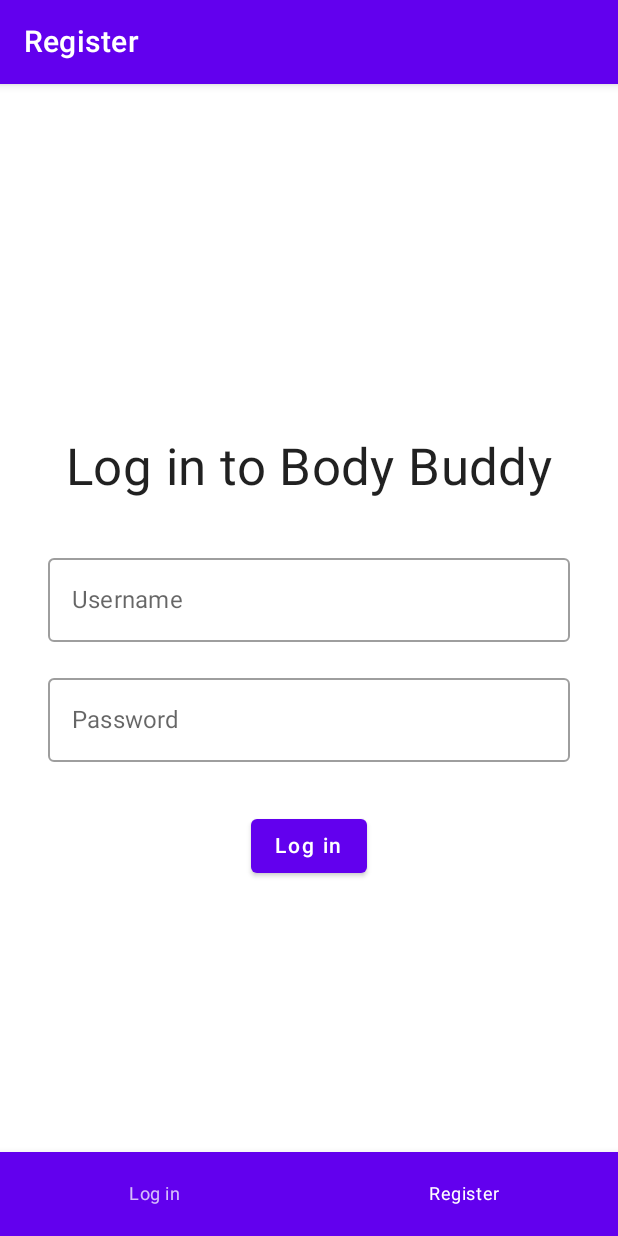
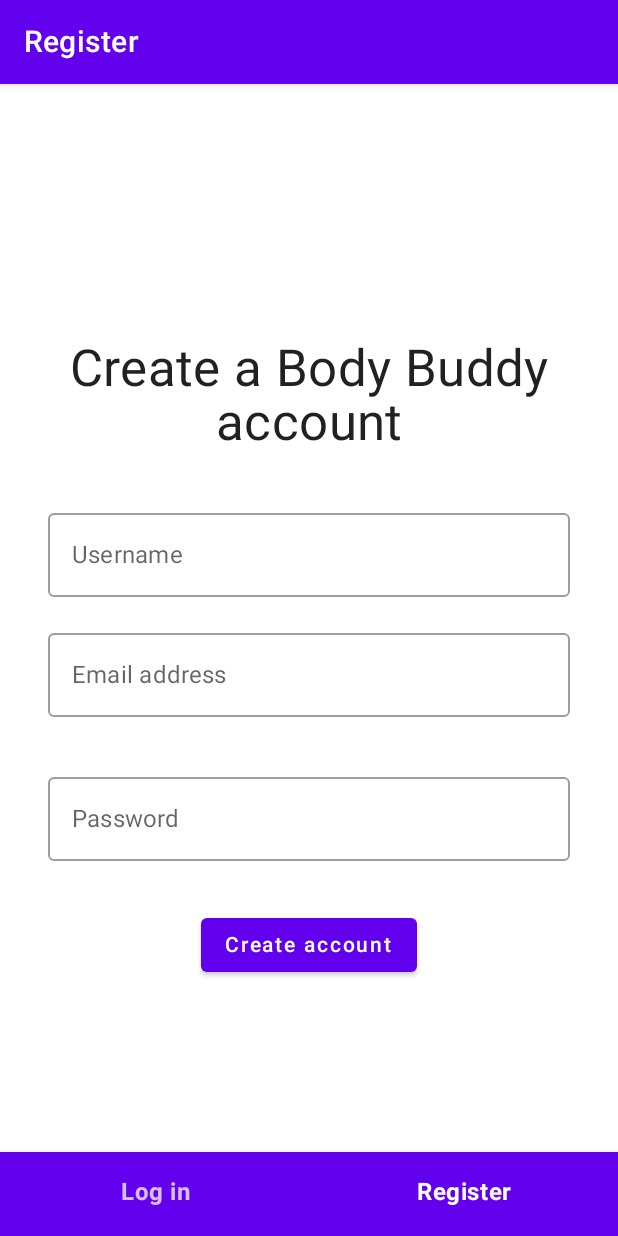
Before and after one commit to ranggarahman/body-buddy, an Android app built with Jetpack Compose: the screen it shows after launch (MainActivity), item 2 of the bottom bar chosen, on a phone screen of 412 x 824 dp. Run offline under Robolectric (Android 15) with nearby library versions, the phone set to English and light mode, and no system bars.

Commit message:
feat : Refactor LoginScreen, Add RegisterScreen

```diff
--- /dev/null
+++ b/app/src/main/java/com/example/bodybuddy/LoginScreen.kt
@@ -0,0 +1,50 @@
+package com.example.bodybuddy
+
+import androidx.compose.foundation.layout.*
+import androidx.compose.material.*
+import androidx.compose.runtime.Composable
+import androidx.compose.ui.Alignment
+import androidx.compose.ui.Modifier
+import androidx.compose.ui.tooling.preview.Preview
+import androidx.compose.ui.unit.dp
+
+@Composable
+fun LoginScreen() {
+    Column(
+        modifier = Modifier.fillMaxSize(),
+        horizontalAlignment = Alignment.CenterHorizontally,
+        verticalArrangement = Arrangement.Center
+    ) {
+        Text(
+            text = "Log in to Body Buddy",
+            style = MaterialTheme.typography.h4,
+            modifier = Modifier.padding(bottom = 32.dp)
+        )
+        OutlinedTextField(
+            value = "",
+            onValueChange = {},
+            label = { Text("Username") },
+            singleLine = true,
+            modifier = Modifier.fillMaxWidth().padding(horizontal = 32.dp)
+        )
+        OutlinedTextField(
+            value = "",
+            onValueChange = {},
+            label = { Text("Password") },
+            singleLine = true,
+            modifier = Modifier.fillMaxWidth().padding(horizontal = 32.dp, vertical = 16.dp)
+        )
+        Button(
+            onClick = { /*TODO*/ },
+            modifier = Modifier.padding(top = 16.dp)
+        ) {
+            Text(text = "Log in")
+        }
+    }
+}
+
+@Preview
+@Composable
+fun PreviewLoginScreen() {
+    LoginScreen()
+}
--- a/app/src/main/java/com/example/bodybuddy/MainActivity.kt
+++ b/app/src/main/java/com/example/bodybuddy/MainActivity.kt
@@ -11,9 +11,15 @@
 import androidx.compose.runtime.*
 import androidx.compose.ui.Alignment
 import androidx.compose.ui.Modifier
+import androidx.compose.ui.text.font.FontWeight
+import androidx.compose.ui.text.style.TextAlign
 import androidx.compose.ui.tooling.preview.Preview
 import androidx.compose.ui.unit.dp
+import androidx.compose.ui.unit.sp
 import com.example.bodybuddy.ui.theme.BodyBuddyTheme
+
+import com.example.bodybuddy.LoginScreen
+import com.example.bodybuddy.RegisterScreen
 
 class MainActivity : ComponentActivity() {
     override fun onCreate(savedInstanceState: Bundle?) {
@@ -33,6 +39,7 @@
 }
 
 @SuppressLint("UnusedMaterialScaffoldPaddingParameter")
+@Preview(device = "id:pixel_5")
 @Composable
 fun BodyBuddyApp() {
     var isLoginScreen by remember { mutableStateOf(true) }
@@ -45,19 +52,29 @@
                 }
             )
         },
-        content = { LoginScreen()
+        content = {
+            if (isLoginScreen) {
+                LoginScreen()
+            } else {
+                RegisterScreen()
+            }
         },
         bottomBar = {
             BottomNavigation {
                 BottomNavigationItem(
                     icon = { Icons.Default.Lock },
-                    label = { Text("Log in") },
+                    label = {
+                        Text("Log in", fontSize = 16.sp, fontWeight = FontWeight.Bold,
+                            textAlign = TextAlign.Center, )
+                            },
                     selected = isLoginScreen,
                     onClick = { isLoginScreen = true },
                 )
                 BottomNavigationItem(
                     icon = { Icons.Default.Lock },
-                    label = { Text("Register") },
+                    label = { Text("Register", fontSize = 16.sp, fontWeight = FontWeight.Bold,
+                        textAlign = TextAlign.Center
+                    ) },
                     selected = !isLoginScreen,
                     onClick = { isLoginScreen = false },
                 )
@@ -66,37 +83,82 @@
     )
 }
 
-@Composable
-fun LoginScreen() {
-    Column(
-        modifier = Modifier.fillMaxSize(),
-        horizontalAlignment = Alignment.CenterHorizontally,
-        verticalArrangement = Arrangement.Center
-    ) {
-        Text(
-            text = "Log in to Body Buddy",
-            style = MaterialTheme.typography.h4,
-            modifier = Modifier.padding(bottom = 32.dp)
-        )
-        OutlinedTextField(
-            value = "",
-            onValueChange = {},
-            label = { Text("Username") },
-            singleLine = true,
-            modifier = Modifier.fillMaxWidth().padding(horizontal = 32.dp)
-        )
-        OutlinedTextField(
-            value = "",
-            onValueChange = {},
-            label = { Text("Password") },
-            singleLine = true,
-            modifier = Modifier.fillMaxWidth().padding(horizontal = 32.dp, vertical = 16.dp)
-        )
-        Button(
-            onClick = { /*TODO*/ },
-            modifier = Modifier.padding(top = 16.dp)
-        ) {
-            Text(text = "Log in")
-        }
-    }
-}
+//@Composable
+//@Preview
+//fun LoginScreen() {
+//    Column(
+//        modifier = Modifier.fillMaxSize(),
+//        horizontalAlignment = Alignment.CenterHorizontally,
+//        verticalArrangement = Arrangement.Center
+//    ) {
+//        Text(
+//            text = "Log in to Body Buddy",
+//            style = MaterialTheme.typography.h4,
+//            modifier = Modifier.padding(bottom = 32.dp)
+//        )
+//        OutlinedTextField(
+//            value = "",
+//            onValueChange = {},
+//            label = { Text("Username") },
+//            singleLine = true,
+//            modifier = Modifier.fillMaxWidth().padding(horizontal = 32.dp)
+//        )
+//        OutlinedTextField(
+//            value = "",
+//            onValueChange = {},
+//            label = { Text("Password") },
+//            singleLine = true,
+//            modifier = Modifier.fillMaxWidth().padding(horizontal = 32.dp, vertical = 16.dp)
+//        )
+//        Button(
+//            onClick = { /*TODO*/ },
+//            modifier = Modifier.padding(top = 16.dp)
+//        ) {
+//            Text(text = "Log in")
+//        }
+//    }
+//}
+
+//@Composable
+//@Preview
+//fun RegisterScreen() {
+//    Column(
+//        modifier = Modifier.fillMaxSize(),
+//        horizontalAlignment = Alignment.CenterHorizontally,
+//        verticalArrangement = Arrangement.Center
+//    ) {
+//        Text(
+//            text = "Create a Body Buddy account",
+//            style = MaterialTheme.typography.h4,
+//            textAlign = TextAlign.Center,
+//            modifier = Modifier.padding(bottom = 32.dp)
+//        )
+//        OutlinedTextField(
+//            value = "",
+//            onValueChange = {},
+//            label = { Text("Username") },
+//            singleLine = true,
+//            modifier = Modifier.fillMaxWidth().padding(horizontal = 32.dp)
+//        )
+//        OutlinedTextField(
+//            value = "",
+//            onValueChange = {},
+//            label = { Text("Email address") },
+//            singleLine = true,
+//            modifier = Modifier.fillMaxWidth().padding(horizontal = 32.dp, vertical = 16.dp)
+//        )
+//        OutlinedTextField(
+//            value = "",
+//            onValueChange = {},
+//            label = { Text("Password") },
+//            singleLine = true,
+//            modifier = Modifier.fillMaxWidth().padding(horizontal = 32.dp, vertical = 16.dp)
+//        )
+//        Button(
+//            onClick = { /*TODO*/ },
+//            modifier = Modifier.padding(top = 16.dp)
+//        ) {
+//            Text(text = "Create account")
+//        }
+//    }
+//}
--- /dev/null
+++ b/app/src/main/java/com/example/bodybuddy/RegisterScreen.kt
@@ -0,0 +1,59 @@
+package com.example.bodybuddy
+
+import androidx.compose.foundation.layout.*
+import androidx.compose.material.*
+import androidx.compose.runtime.Composable
+import androidx.compose.ui.Alignment
+import androidx.compose.ui.Modifier
+import androidx.compose.ui.text.style.TextAlign
+import androidx.compose.ui.tooling.preview.Preview
+import androidx.compose.ui.unit.dp
+
+@Composable
+fun RegisterScreen() {
+    Column(
+        modifier = Modifier.fillMaxSize(),
+        horizontalAlignment = Alignment.CenterHorizontally,
+        verticalArrangement = Arrangement.Center
+    ) {
+        Text(
+            text = "Create a Body Buddy account",
+            style = MaterialTheme.typography.h4,
+            textAlign = TextAlign.Center,
+            modifier = Modifier.padding(bottom = 32.dp)
+        )
+        OutlinedTextField(
+            value = "",
+            onValueChange = {},
+            label = { Text("Username") },
+            singleLine = true,
+            modifier = Modifier.fillMaxWidth().padding(horizontal = 32.dp)
+        )
+        OutlinedTextField(
+            value = "",
+            onValueChange = {},
+            label = { Text("Email address") },
+            singleLine = true,
+            modifier = Modifier.fillMaxWidth().padding(horizontal = 32.dp, vertical = 16.dp)
+        )
+        OutlinedTextField(
+            value = "",
+            onValueChange = {},
+            label = { Text("Password") },
+            singleLine = true,
+            modifier = Modifier.fillMaxWidth().padding(horizontal = 32.dp, vertical = 16.dp)
+        )
+        Button(
+            onClick = { /*TODO*/ },
+            modifier = Modifier.padding(top = 16.dp)
+        ) {
+            Text(text = "Create account")
+        }
+    }
+}
+
+@Preview
+@Composable
+fun PreviewRegisterScreen() {
+    RegisterScreen()
+}
```
